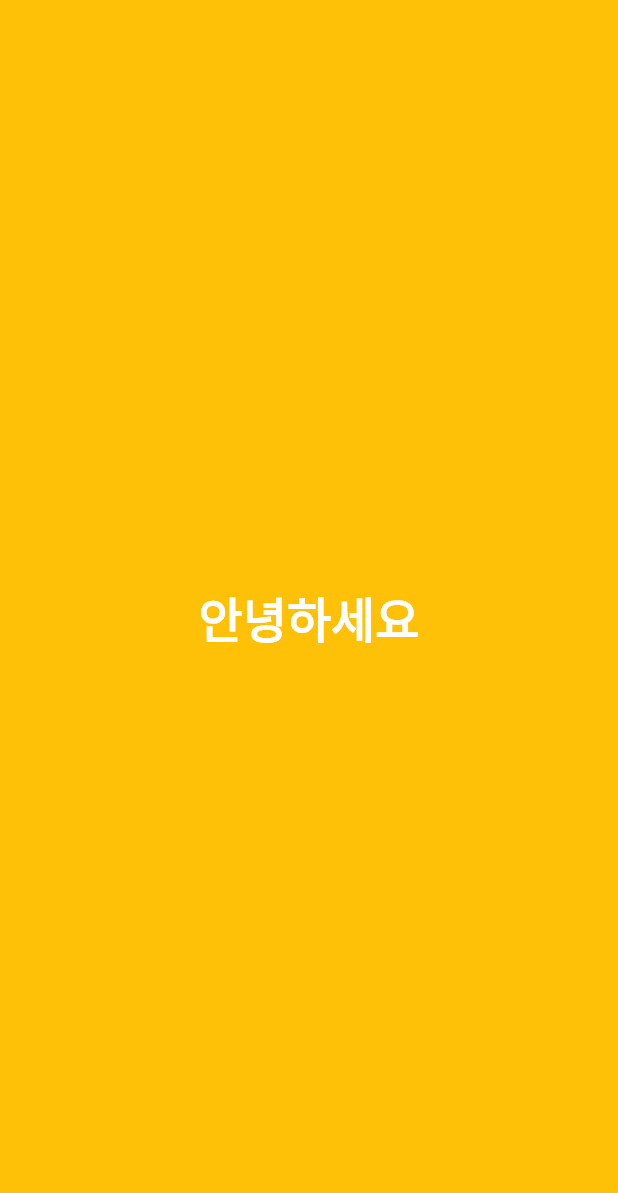
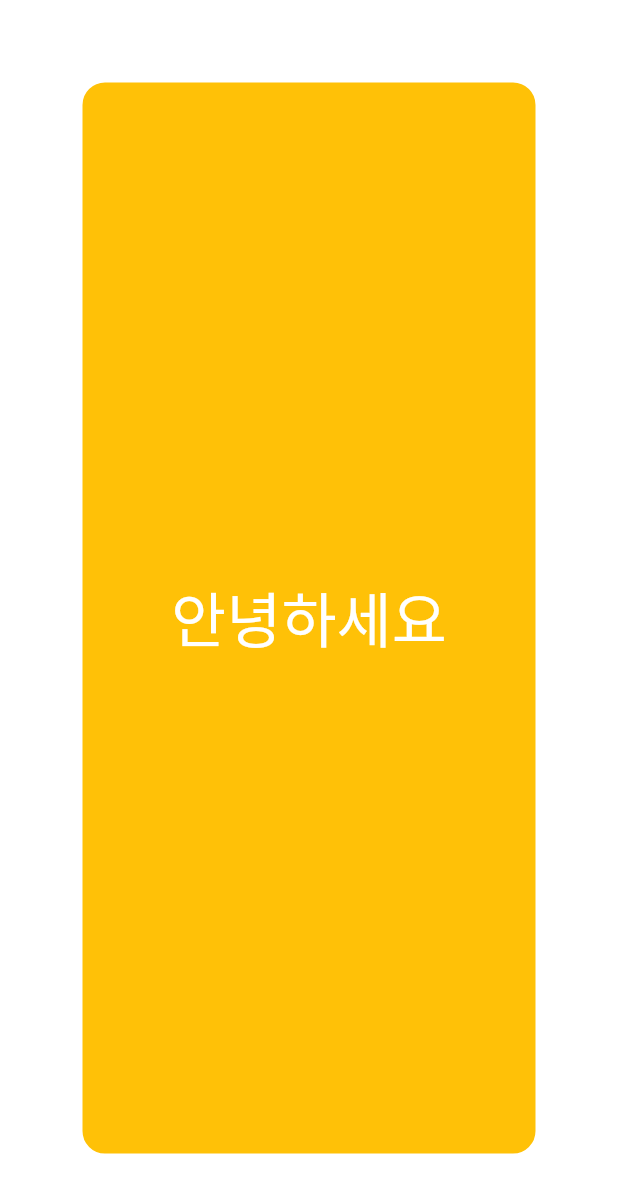
Before and after one commit to stufit/first_inflearn_flutter, a Flutter app: the screen it shows after launch, on a phone screen of 412 x 824 dp. Shown: the top 1193 px of the screen. Run offline on Flutter 3.47's test engine with Material 2 defaults, Android fonts, the phone set to English and light mode, and no system bars.

Commit message:
Container 기본 개념

```diff
--- a/lib/main.dart
+++ b/lib/main.dart
@@ -9,22 +9,23 @@ class MyApp extends StatelessWidget {
 
   @override
   Widget build(BuildContext context) {
-    return MaterialApp(
-      home:Scaffold(
-        body: Container(
-          color: Colors.amber,
-          child: Center(
-              child: Text(
-                  '안녕하세요',
-                  textDirection: TextDirection.ltr,
-                  style: TextStyle(
-                    fontSize: 32,
-                    color: Colors.white,
-                    fontWeight: FontWeight.bold,
-                  ))
-          ),
+    return Container(
+      // color: Colors.amber,
+      margin: EdgeInsets.all(50),
+      decoration: BoxDecoration(
+        color: Colors.amber,
+        borderRadius: BorderRadius.all(Radius.circular(20)),
+        border: Border.all(
+          color: Colors.white,
+          width: 5
         )
-      )
+      ),
+      child: Center(
+        child: Text("안녕하세요",
+            textDirection: TextDirection.ltr,
+            style: TextStyle(fontSize: 40)),
+
+      ),
     );
   }
 }
```
